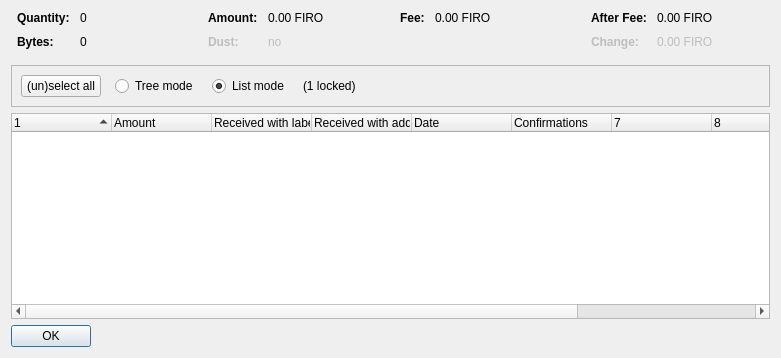
Above: src/qt/forms/coincontroldialog.ui from firoorg/firo before the change. Below: the same form after it.
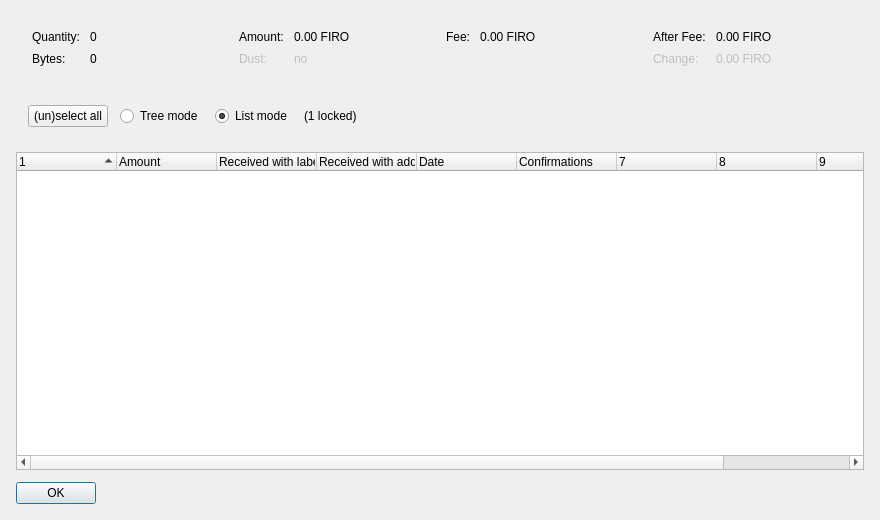
That is the form after the change. Custom widgets are drawn as their Qt base class.

Patch:
```diff
--- a/src/qt/forms/coincontroldialog.ui
+++ b/src/qt/forms/coincontroldialog.ui
@@ -6,21 +6,55 @@
    <rect>
     <x>0</x>
     <y>0</y>
-    <width>781</width>
-    <height>358</height>
+    <width>880</width>
+    <height>520</height>
    </rect>
   </property>
+  <property name="minimumSize">
+   <size>
+    <width>720</width>
+    <height>420</height>
+   </size>
+  </property>
   <property name="windowTitle">
    <string>Coin Selection</string>
   </property>
   <layout class="QVBoxLayout" name="verticalLayout">
+   <property name="spacing">
+    <number>12</number>
+   </property>
+   <property name="leftMargin">
+    <number>16</number>
+   </property>
+   <property name="topMargin">
+    <number>16</number>
+   </property>
+   <property name="rightMargin">
+    <number>16</number>
+   </property>
+   <property name="bottomMargin">
+    <number>16</number>
+   </property>
    <item>
-    <layout class="QHBoxLayout" name="horizontalLayoutTop" stretch="0,0,0,0">
+    <widget class="QFrame" name="frameCoinSummary">
+     <property name="frameShape">
+      <enum>QFrame::NoFrame</enum>
+     </property>
+     <layout class="QHBoxLayout" name="horizontalLayoutTop" stretch="1,1,1,1">
+      <property name="spacing">
+       <number>12</number>
+      </property>
+      <property name="leftMargin">
+       <number>16</number>
+      </property>
      <property name="topMargin">
-      <number>0</number>
+       <number>14</number>
+      </property>
+      <property name="rightMargin">
+       <number>16</number>
      </property>
      <property name="bottomMargin">
-      <number>10</number>
+       <number>14</number>
      </property>
      <item>
       <layout class="QFormLayout" name="formLayoutCoinControl1">
@@ -28,22 +62,16 @@
         <number>10</number>
        </property>
        <property name="verticalSpacing">
-        <number>10</number>
+         <number>8</number>
        </property>
        <property name="leftMargin">
-        <number>6</number>
+         <number>0</number>
        </property>
        <property name="rightMargin">
-        <number>6</number>
+         <number>0</number>
        </property>
        <item row="0" column="0">
         <widget class="QLabel" name="labelCoinControlQuantityText">
-         <property name="font">
-          <font>
-           <weight>75</weight>
-           <bold>true</bold>
-          </font>
-         </property>
          <property name="text">
           <string>Quantity:</string>
          </property>
@@ -67,12 +95,6 @@
        </item>
        <item row="1" column="0">
         <widget class="QLabel" name="labelCoinControlBytesText">
-         <property name="font">
-          <font>
-           <weight>75</weight>
-           <bold>true</bold>
-          </font>
-         </property>
          <property name="text">
           <string>Bytes:</string>
          </property>
@@ -102,22 +124,16 @@
         <number>10</number>
        </property>
        <property name="verticalSpacing">
-        <number>10</number>
+         <number>8</number>
        </property>
        <property name="leftMargin">
-        <number>6</number>
+         <number>0</number>
        </property>
        <property name="rightMargin">
-        <number>6</number>
+         <number>0</number>
        </property>
        <item row="0" column="0">
         <widget class="QLabel" name="labelCoinControlAmountText">
-         <property name="font">
-          <font>
-           <weight>75</weight>
-           <bold>true</bold>
-          </font>
-         </property>
          <property name="text">
           <string>Amount:</string>
          </property>
@@ -144,12 +160,6 @@
          <property name="enabled">
           <bool>false</bool>
          </property>
-         <property name="font">
-          <font>
-           <weight>75</weight>
-           <bold>true</bold>
-          </font>
-         </property>
          <property name="text">
           <string>Dust:</string>
          </property>
@@ -182,22 +192,16 @@
         <number>10</number>
        </property>
        <property name="verticalSpacing">
-        <number>10</number>
+         <number>8</number>
        </property>
        <property name="leftMargin">
-        <number>6</number>
+         <number>0</number>
        </property>
        <property name="rightMargin">
-        <number>6</number>
+         <number>0</number>
        </property>
        <item row="0" column="0">
         <widget class="QLabel" name="labelCoinControlFeeText">
-         <property name="font">
-          <font>
-           <weight>75</weight>
-           <bold>true</bold>
-          </font>
-         </property>
          <property name="text">
           <string>Fee:</string>
          </property>
@@ -227,22 +231,16 @@
         <number>10</number>
        </property>
        <property name="verticalSpacing">
-        <number>10</number>
+         <number>8</number>
        </property>
        <property name="leftMargin">
-        <number>6</number>
+         <number>0</number>
        </property>
        <property name="rightMargin">
-        <number>6</number>
+         <number>0</number>
        </property>
        <item row="0" column="0">
         <widget class="QLabel" name="labelCoinControlAfterFeeText">
-         <property name="font">
-          <font>
-           <weight>75</weight>
-           <bold>true</bold>
-          </font>
-         </property>
          <property name="text">
           <string>After Fee:</string>
          </property>
@@ -269,12 +267,6 @@
          <property name="enabled">
           <bool>false</bool>
          </property>
-         <property name="font">
-          <font>
-           <weight>75</weight>
-           <bold>true</bold>
-          </font>
-         </property>
          <property name="text">
           <string>Change:</string>
          </property>
@@ -302,26 +294,39 @@
       </layout>
      </item>
     </layout>
+    </widget>
    </item>
    <item>
     <widget class="QFrame" name="frame">
      <property name="minimumSize">
       <size>
        <width>0</width>
-       <height>40</height>
+       <height>48</height>
       </size>
      </property>
      <property name="frameShape">
-      <enum>QFrame::StyledPanel</enum>
-     </property>
-     <property name="frameShadow">
-      <enum>QFrame::Sunken</enum>
+      <enum>QFrame::NoFrame</enum>
      </property>
      <layout class="QHBoxLayout" name="horizontalLayout">
+      <property name="spacing">
+       <number>12</number>
+      </property>
+      <property name="leftMargin">
+       <number>12</number>
+      </property>
+      <property name="topMargin">
+       <number>8</number>
+      </property>
+      <property name="rightMargin">
+       <number>12</number>
+      </property>
+      <property name="bottomMargin">
+       <number>8</number>
+      </property>
       <item>
        <layout class="QHBoxLayout" name="horizontalLayoutPanel" stretch="0,0,0,0,0">
         <property name="spacing">
-         <number>14</number>
+         <number>12</number>
         </property>
         <item>
          <widget class="QPushButton" name="pushButtonSelectAll">
@@ -395,6 +400,18 @@
    </item>
    <item>
     <widget class="CoinControlTreeWidget" name="treeWidget">
+     <property name="minimumSize">
+      <size>
+       <width>0</width>
+       <height>260</height>
+      </size>
+     </property>
+     <property name="sizePolicy">
+      <sizepolicy hsizetype="Expanding" vsizetype="Expanding">
+       <horstretch>1</horstretch>
+       <verstretch>1</verstretch>
+      </sizepolicy>
+     </property>
      <property name="contextMenuPolicy">
       <enum>Qt::CustomContextMenu</enum>
      </property>
@@ -404,6 +421,18 @@
      <property name="columnCount">
       <number>10</number>
      </property>
+     <property name="alternatingRowColors">
+      <bool>true</bool>
+     </property>
+     <property name="rootIsDecorated">
+      <bool>true</bool>
+     </property>
+     <property name="uniformRowHeights">
+      <bool>false</bool>
+     </property>
+     <property name="itemsExpandable">
+      <bool>true</bool>
+     </property>
      <attribute name="headerShowSortIndicator" stdset="0">
       <bool>true</bool>
      </attribute>
```
Left out of the diff: 3 changed lines with no effect on the pictures. Lines whose indentation alone changed are shown as unchanged.
